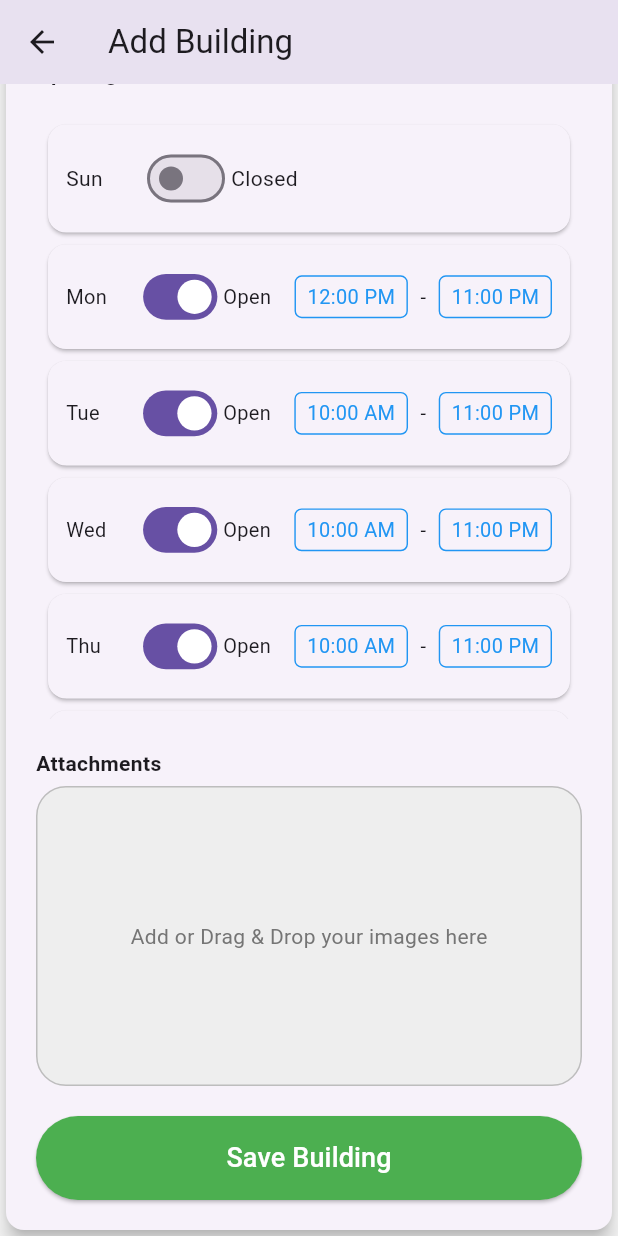
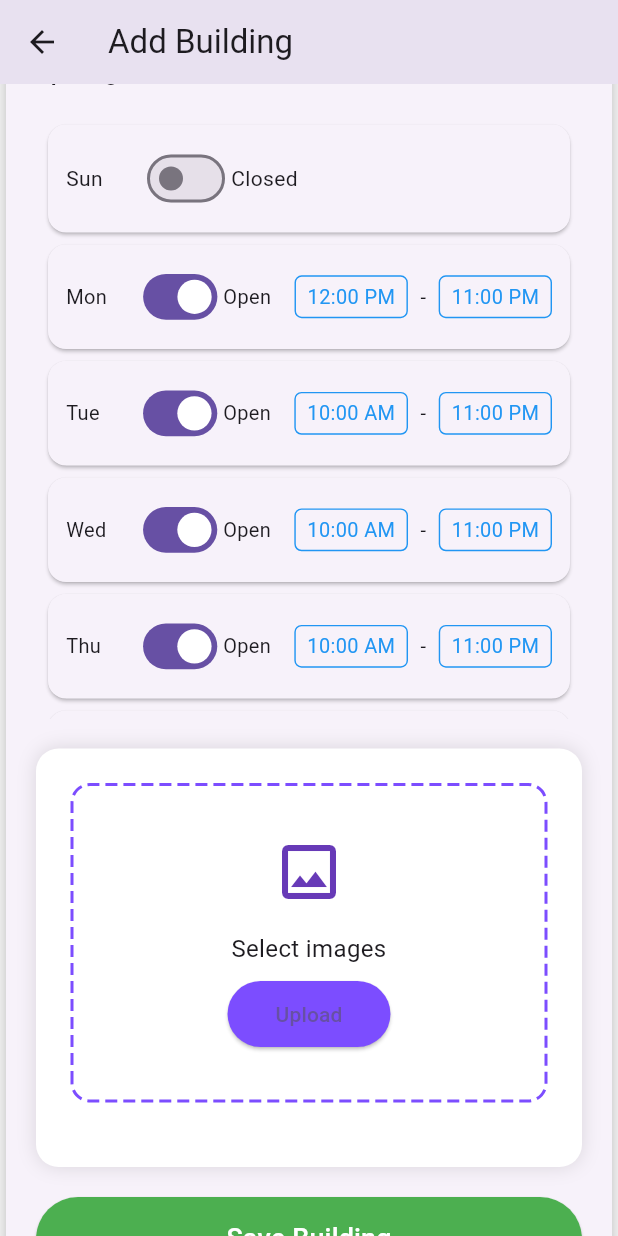
Before and after one commit to MalikKa2002/final_project, a Flutter app: the FormScreen screen opened directly, scrolled down 859 dp, on a phone screen of 412 x 824 dp. Run offline on Flutter 3.47's test engine with Material 3 defaults, Android fonts, the phone set to English and light mode, and no system bars; drawn by our look-alikes of dotted_border; our stand-ins replace carousel_slider, file_picker, firebase_auth, geocoding, google_sign_in, location; accounts and stored records are empty.

Commit message:
Add SquareTile widget and implement location service; update image upload functionality and fix import paths

```diff
--- a/smart_guide/lib/Screens/Signup_screen.dart
+++ b/smart_guide/lib/Screens/Signup_screen.dart
@@ -1,5 +1,5 @@
 import 'package:flutter/material.dart';
-import 'package:smart_guide/Buttons/login_up-but.dart';
+import 'package:smart_guide/Buttons/login_up_but.dart';
 import 'package:smart_guide/Buttons/main_button.dart';
 import 'package:smart_guide/Buttons/secondary_button.dart';
 import 'package:smart_guide/Screens/login_screen.dart';
@@ -8,7 +8,6 @@ import 'package:smart_guide/Texts/body_text.dart';
 import 'package:smart_guide/Texts/heading_text.dart';
 import 'package:smart_guide/Texts/text_with_divider.dart';
 import 'package:smart_guide/components/custom_text.dart';
-import 'package:smart_guide/icons/icons_button.dart';
 
 class SignupScreen extends StatefulWidget {
   const SignupScreen({super.key});
--- a/smart_guide/lib/Screens/college_info_screen.dart.dart
+++ b/smart_guide/lib/Screens/college_info_screen.dart.dart
@@ -4,7 +4,7 @@ import 'package:smart_guide/components/image_slider.dart';
 
 class CollegeInfoScreen extends StatefulWidget {
   @override
-  _CollegeInfoScreenState createState() => _CollegeInfoScreenState();
+  createState() => _CollegeInfoScreenState();
 }
 
 class _CollegeInfoScreenState extends State<CollegeInfoScreen> {
--- a/smart_guide/lib/Screens/form_screen.dart
+++ b/smart_guide/lib/Screens/form_screen.dart
@@ -3,11 +3,12 @@ import 'package:smart_guide/Services/api_service.dart';
 import 'package:smart_guide/Services/validators.dart';
 import 'package:smart_guide/components/day_hours.dart';
 import 'package:smart_guide/components/form_input_field.dart';
-import 'package:smart_guide/components/upload_image.dart';
+
+import '../components/upload_image.dart';
 
 class FormScreen extends StatefulWidget {
   @override
-  _FormScreenState createState() => _FormScreenState();
+  createState() => _FormScreenState();
 }
 
 class _FormScreenState extends State<FormScreen> {
@@ -128,14 +129,7 @@ class _FormScreenState extends State<FormScreen> {
                     SizedBox(height: 20),
                     DayHoursSelector(),
                     SizedBox(height: 20),
-                    ImagePickerWidget(
-                      onImageSelected: (image) {
-                        setState(() {
-                          _selectedImagePath =
-                              image.path; // Store selected image path
-                        });
-                      },
-                    ),
+                    ImageUploadWidget(),
                     SizedBox(height: 20),
                     ElevatedButton(
                       style: ElevatedButton.styleFrom(
--- a/smart_guide/lib/Screens/home_body.dart
+++ b/smart_guide/lib/Screens/home_body.dart
@@ -7,7 +7,7 @@ import '../components/add_campus_card.dart';
 
 class HomeBody extends StatefulWidget {
   @override
-  _HomeBodyState createState() => _HomeBodyState();
+  createState() => _HomeBodyState();
 }
 
 class _HomeBodyState extends State<HomeBody> {
--- a/smart_guide/lib/Screens/home_screen.dart
+++ b/smart_guide/lib/Screens/home_screen.dart
@@ -5,7 +5,7 @@ import 'package:smart_guide/components/nav_bar.dart';
 
 class HomeScreen extends StatefulWidget {
   @override
-  _HomeScreenState createState() => _HomeScreenState();
+  createState() => _HomeScreenState();
 }
 
 class _HomeScreenState extends State<HomeScreen> {
--- a/smart_guide/lib/Screens/login_screen.dart
+++ b/smart_guide/lib/Screens/login_screen.dart
@@ -1,5 +1,5 @@
 import 'package:flutter/material.dart';
-import 'package:smart_guide/Buttons/login_up-but.dart';
+import 'package:smart_guide/Buttons/login_up_but.dart';
 import 'package:smart_guide/Buttons/main_button.dart';
 import 'package:smart_guide/Buttons/secondary_button.dart';
 import 'package:smart_guide/Screens/signup_screen.dart';
@@ -11,7 +11,6 @@ import 'package:smart_guide/Texts/body_text.dart';
 import 'package:smart_guide/Texts/heading_text.dart';
 import 'package:smart_guide/Texts/text_with_divider.dart';
 import 'package:smart_guide/components/custom_text.dart';
-import 'package:smart_guide/icons/icons_button.dart';
 
 class LoginScreen extends StatefulWidget {
   const LoginScreen({super.key});
--- a/smart_guide/lib/components/day_hours.dart
+++ b/smart_guide/lib/components/day_hours.dart
@@ -2,7 +2,7 @@ import 'package:flutter/material.dart';
 
 class DayHoursSelector extends StatefulWidget {
   @override
-  _DayHoursSelectorState createState() => _DayHoursSelectorState();
+  createState() => _DayHoursSelectorState();
 }
 
 class Day {
--- a/smart_guide/lib/components/image_slider.dart
+++ b/smart_guide/lib/components/image_slider.dart
@@ -10,7 +10,7 @@ class ImageSlider extends StatefulWidget {
   // TODO   final List<String> images;
 
   @override
-  _ImageSliderState createState() => _ImageSliderState();
+  createState() => _ImageSliderState();
 }
 
 class _ImageSliderState extends State<ImageSlider> {
--- a/smart_guide/lib/components/location_widget.dart
+++ b/smart_guide/lib/components/location_widget.dart
@@ -1,5 +1,5 @@
 import 'package:flutter/material.dart';
-import "package:smart_guide/components/location_service.dart";
+import "package:smart_guide/Services/location_service.dart";
 
 class LocationWidget extends StatefulWidget {
   @override
--- a/smart_guide/lib/components/upload_image.dart
+++ b/smart_guide/lib/components/upload_image.dart
@@ -1,65 +1,135 @@
-import 'dart:io';
+import 'dart:typed_data';
 import 'package:flutter/material.dart';
+import 'package:file_picker/file_picker.dart';
+import 'package:dotted_border/dotted_border.dart';
 
-class ImagePickerWidget extends StatefulWidget {
-  final Function(File) onImageSelected;
-
-  const ImagePickerWidget({super.key, required this.onImageSelected});
-
+class ImageUploadWidget extends StatefulWidget {
   @override
-  _ImagePickerWidgetState createState() => _ImagePickerWidgetState();
+  createState() => _ImageUploadWidgetState();
 }
 
-class _ImagePickerWidgetState extends State<ImagePickerWidget> {
-  File? _selectedImage;
+class _ImageUploadWidgetState extends State<ImageUploadWidget> {
+  String dropMessage = "Select images";
+  List<Uint8List> uploadedImages = [];
+  List<String> imageNames = [];
+  int itemCount = 0;
 
-  // Future<void> _pickImage() async {
-  //   final pickedFile =
-  //       await ImagePicker().pickImage(source: ImageSource.gallery);
-  //   if (pickedFile != null) {
-  //     setState(() {
-  //       _selectedImage = File(pickedFile.path);
-  //     });
-  //     widget.onImageSelected(_selectedImage!); // Pass the selected image back
-  //   }
-  // }
+  Future<void> _pickImage() async {
+    FilePickerResult? result = await FilePicker.platform.pickFiles(
+      type: FileType.image,
+      allowMultiple: true,
+      withData: true,
+    );
+    if (result != null) {
+      setState(() {
+        for (var file in result.files) {
+          if (file.bytes != null) {
+            uploadedImages.add(file.bytes!);
+            imageNames.add(file.name);
+            itemCount++;
+          }
+        }
+        dropMessage = "Selected: $itemCount images";
+      });
+    }
+  }
 
   @override
   Widget build(BuildContext context) {
-    return Column(
-      crossAxisAlignment: CrossAxisAlignment.stretch,
+    return Center(
+      child: Container(
+        width: double.infinity,
+        padding: EdgeInsets.all(24),
+        decoration: BoxDecoration(
+          color: Colors.white,
+          borderRadius: BorderRadius.circular(15),
+          boxShadow: [BoxShadow(color: Colors.black12, blurRadius: 10)],
+        ),
+        child: Column(
+          mainAxisSize: MainAxisSize.min,
           children: [
+            DottedBorder(
+              borderType: BorderType.RRect,
+              radius: Radius.circular(12),
+              color: Colors.deepPurpleAccent,
+              dashPattern: [8, 4],
+              strokeWidth: 2,
+              child: Container(
+                padding: EdgeInsets.all(32),
+                width: double.infinity,
+                child: Column(
+                  children: [
+                    Icon(Icons.image_outlined,
+                        size: 48, color: Colors.deepPurple),
+                    SizedBox(height: 16),
                     Text(
-          "Attachments",
-          style: TextStyle(fontWeight: FontWeight.bold),
+                      dropMessage,
+                      textAlign: TextAlign.center,
+                      style: TextStyle(fontSize: 16),
                     ),
-        SizedBox(height: 5),
-        GestureDetector(
-          // onTap: _pickImage,
-          child: Container(
-            height: 200,
-            decoration: BoxDecoration(
-              color: Colors.grey.shade200,
-              borderRadius: BorderRadius.circular(20),
-              border: Border.all(color: Colors.grey.shade400),
+                    SizedBox(height: 8),
+                    ElevatedButton(
+                      style: ElevatedButton.styleFrom(
+                        backgroundColor: Colors.deepPurpleAccent,
+                        shape: RoundedRectangleBorder(
+                          borderRadius: BorderRadius.circular(30),
                         ),
-            child: _selectedImage != null
-                ? ClipRRect(
-                    borderRadius: BorderRadius.circular(20),
-                    child: Image.file(
-                      _selectedImage!,
-                      fit: BoxFit.cover,
+                        padding:
+                            EdgeInsets.symmetric(horizontal: 32, vertical: 12),
                       ),
-                  )
-                : Center(
-                    child: Text(
-                      "Add or Drag & Drop your images here",
-                      style: TextStyle(color: Colors.grey.shade600),
+                      onPressed: _pickImage,
+                      child: Text("Upload"),
+                    ),
+                  ],
                 ),
               ),
             ),
+            SizedBox(height: 20),
+            if (uploadedImages.isNotEmpty)
+              Wrap(
+                spacing: 10,
+                runSpacing: 10,
+                children: List.generate(uploadedImages.length, (index) {
+                  return Stack(
+                    alignment: Alignment.topRight,
+                    children: [
+                      Row(
+                        children: [
+                          ClipRRect(
+                            borderRadius: BorderRadius.circular(12),
+                            child: Image.memory(
+                              uploadedImages[index],
+                              width: 50,
+                              height: 50,
+                              fit: BoxFit.cover,
+                            ),
+                          ),
+                          SizedBox(width: 4),
+                          Text(
+                            imageNames[index],
+                            textAlign: TextAlign.center,
+                            style: TextStyle(fontSize: 12),
+                          ),
+                        ],
+                      ),
+                      IconButton(
+                        icon: Icon(Icons.close, size: 18, color: Colors.red),
+                        onPressed: () {
+                          setState(() {
+                            uploadedImages.removeAt(index);
+                            imageNames.removeAt(index);
+                            itemCount--;
+                            dropMessage = "Selected: $itemCount images";
+                          });
+                        },
                       ),
                     ],
                   );
+                }),
+              ),
+          ],
+        ),
+      ),
+    );
   }
 }
--- a/smart_guide/pubspec.yaml
+++ b/smart_guide/pubspec.yaml
@@ -22,11 +22,12 @@ dependencies:
   firebase_auth: ^5.3.4
   geolocator: ^10.1.0
   geocoding: ^2.1.0
-  curved_navigation_bar: ^1.0.6 #latest version
   location: ^5.0.0
   carousel_slider: ^5.0.0
   http: ^1.3.0
   google_sign_in: ^6.3.0
+  file_picker: ^10.0.0
+  dotted_border: ^2.1.0
 
   # url_launcher: ^6.0.20
   # english_words: ^4.0.0
```
Also changed, not shown: smart_guide/lib/Buttons/login_up_but.dart (renamed from smart_guide/lib/Buttons/login_up-but.dart), smart_guide/lib/Services/location_service.dart (renamed from smart_guide/lib/components/location_service.dart), smart_guide/pubspec.lock, 1 other file. Lines whose indentation alone changed are shown as unchanged.
